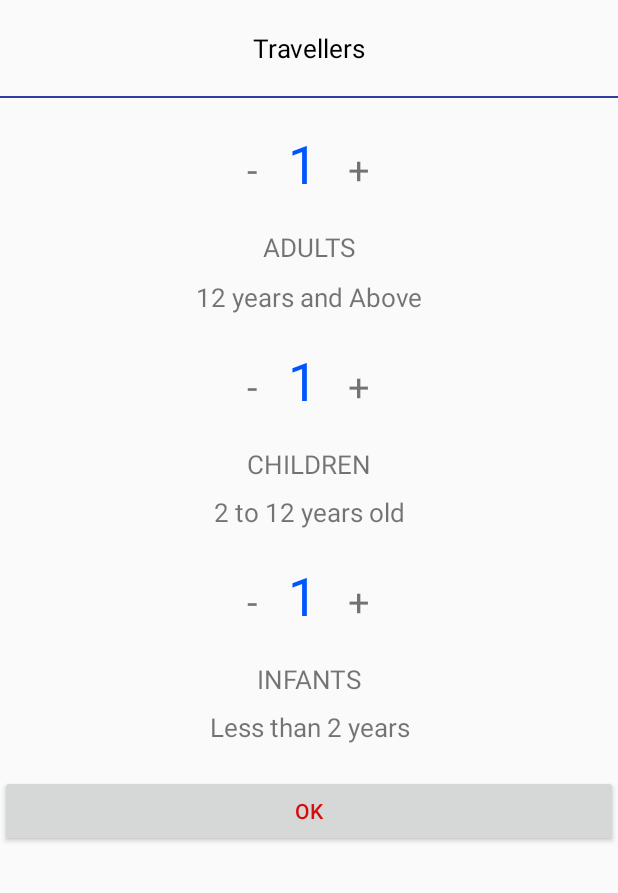
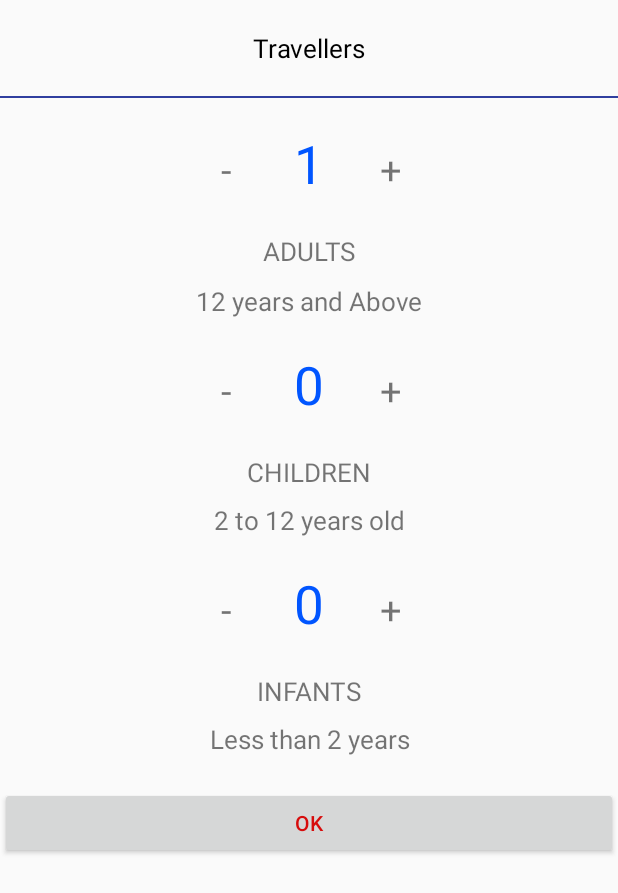
Before and after one commit to Navjot-sondh/FareHawker-mine, an Android app: the layout number_of_travellers.xml on its own in the app's theme, with its tools: preview values and no code run, on a phone screen of 412 x 824 dp. Shown: the top 893 px of the screen. Run offline under Robolectric (Android 15) with nearby library versions, the light colour scheme and no system bars.

Commit message:
Set Text

```diff
--- a/app/src/main/res/layout/flight_booking.xml
+++ b/app/src/main/res/layout/flight_booking.xml
@@ -422,7 +422,8 @@
                             android:layout_height="0dp"
                             android:layout_weight="1"
                             android:text="01"
-                            android:textSize="27sp" />
+                            android:textSize="27sp"
+                            android:id="@+id/travellersEditText"/>
                     </LinearLayout>
 
                     <LinearLayout
--- a/app/src/main/res/layout/number_of_travellers.xml
+++ b/app/src/main/res/layout/number_of_travellers.xml
@@ -25,10 +25,11 @@
         android:layout_height="wrap_content"
         >
         <TextView
+            android:gravity="center_horizontal"
             android:onClick="changePassengers"
             android:id="@+id/minusAdultsTextView"
-            android:layout_height="wrap_content"
-            android:layout_width="wrap_content"
+            android:layout_height="50dp"
+            android:layout_width="50dp"
             android:text="-"
             android:textSize="25sp"
             android:layout_marginRight="20dp"
@@ -45,11 +46,12 @@
             />
 
         <TextView
+            android:gravity="center_horizontal"
             android:tag="2"
             android:onClick="changePassengers"
             android:id="@+id/plusAdultsTextView"
-            android:layout_height="wrap_content"
-            android:layout_width="wrap_content"
+            android:layout_height="50dp"
+            android:layout_width="50dp"
             android:text="+"
             android:textSize="25sp"
             />
@@ -76,11 +78,12 @@
         android:layout_height="wrap_content"
         >
         <TextView
+            android:gravity="center_horizontal"
             android:tag="3"
             android:onClick="changePassengers"
             android:id="@+id/minusChildrenTextView"
-            android:layout_height="wrap_content"
-            android:layout_width="wrap_content"
+            android:layout_height="50dp"
+            android:layout_width="50dp"
             android:text="-"
             android:textSize="25sp"
             android:layout_marginRight="20dp"
@@ -90,18 +93,19 @@
             android:id="@+id/childrenTextView"
             android:layout_height="wrap_content"
             android:layout_width="wrap_content"
-            android:text="1"
+            android:text="0"
             android:textSize="35sp"
             android:layout_marginRight="20dp"
             android:textColor="#0055FF"
             />
 
         <TextView
+            android:gravity="center_horizontal"
             android:tag="4"
             android:onClick="changePassengers"
             android:id="@+id/plusChildrenTextView"
-            android:layout_height="wrap_content"
-            android:layout_width="wrap_content"
+            android:layout_height="50dp"
+            android:layout_width="50dp"
             android:text="+"
             android:textSize="25sp"
             />
@@ -127,11 +131,12 @@
         android:layout_height="wrap_content"
         >
         <TextView
+            android:gravity="center_horizontal"
             android:tag="5"
             android:onClick="changePassengers"
             android:id="@+id/minusInfantsTextView"
-            android:layout_height="wrap_content"
-            android:layout_width="wrap_content"
+            android:layout_height="50dp"
+            android:layout_width="50dp"
             android:text="-"
             android:textSize="25sp"
             android:layout_marginRight="20dp"
@@ -141,18 +146,19 @@
             android:id="@+id/infantsTextView"
             android:layout_height="wrap_content"
             android:layout_width="wrap_content"
-            android:text="1"
+            android:text="0"
             android:textSize="35sp"
             android:layout_marginRight="20dp"
             android:textColor="#0055FF"
             />
 
         <TextView
+            android:gravity="center_horizontal"
             android:tag="6"
             android:onClick="changePassengers"
             android:id="@+id/plusInfantsTextView"
-            android:layout_height="wrap_content"
-            android:layout_width="wrap_content"
+            android:layout_height="50dp"
+            android:layout_width="50dp"
             android:text="+"
             android:textSize="25sp"
             />
```
Also changed, not shown: app/src/main/java/com/farehawker/farehawker/FlightBooking.java (+46 -39 lines).
